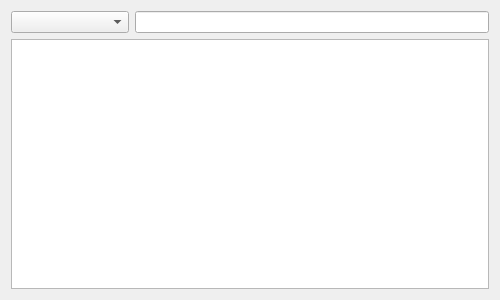
evgenybakshaev/gbQT, file FileManager/formfilesystem.ui: the form before one commit.
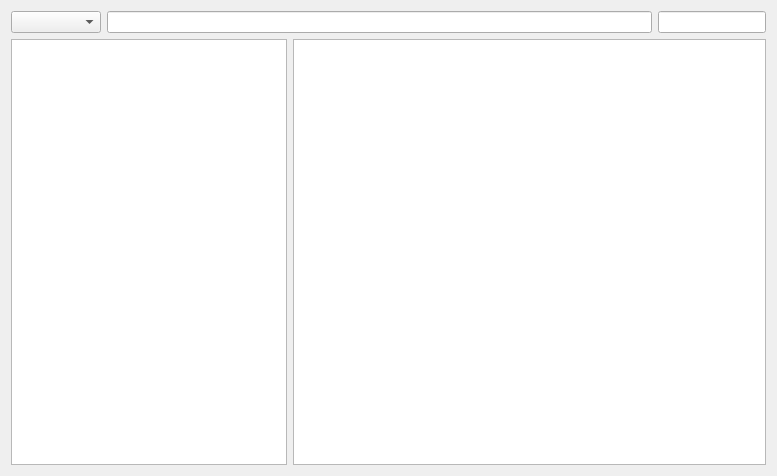
The form after the commit.

What changed in the file:
```diff
--- a/FileManager/formfilesystem.ui
+++ b/FileManager/formfilesystem.ui
@@ -6,8 +6,8 @@
    <rect>
     <x>0</x>
     <y>0</y>
-    <width>500</width>
-    <height>300</height>
+    <width>777</width>
+    <height>476</height>
    </rect>
   </property>
   <property name="minimumSize">
@@ -19,16 +19,22 @@
   <property name="windowTitle">
    <string>Form</string>
   </property>
-  <layout class="QGridLayout" name="gridLayout" columnstretch="0,0,0,0">
+  <layout class="QGridLayout" name="gridLayout">
    <item row="0" column="0">
     <widget class="QComboBox" name="disckSelBox"/>
    </item>
-   <item row="1" column="0" colspan="4">
-    <widget class="QTreeView" name="tree"/>
+   <item row="0" column="7" alignment="Qt::AlignRight">
+    <widget class="QLineEdit" name="lineEdit_2"/>
    </item>
-   <item row="0" column="1" colspan="3">
+   <item row="0" column="1" colspan="6">
     <widget class="QLineEdit" name="lineEdit"/>
    </item>
+   <item row="1" column="0" colspan="3">
+    <widget class="QTreeView" name="tree"/>
+   </item>
+   <item row="1" column="3" colspan="5">
+    <widget class="QListView" name="listView"/>
+   </item>
   </layout>
  </widget>
  <resources/>
```
